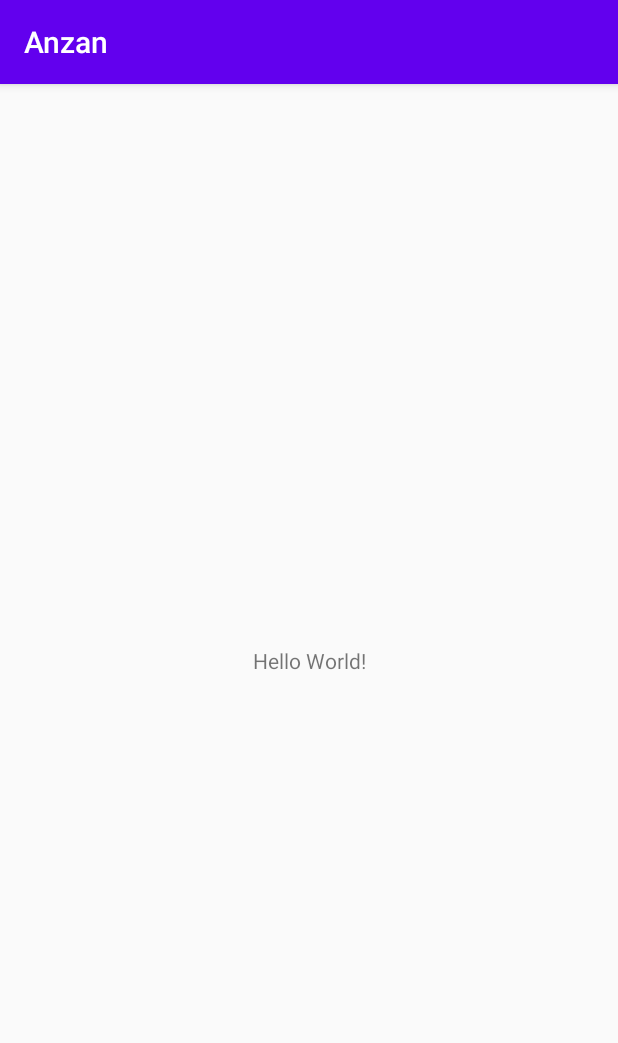
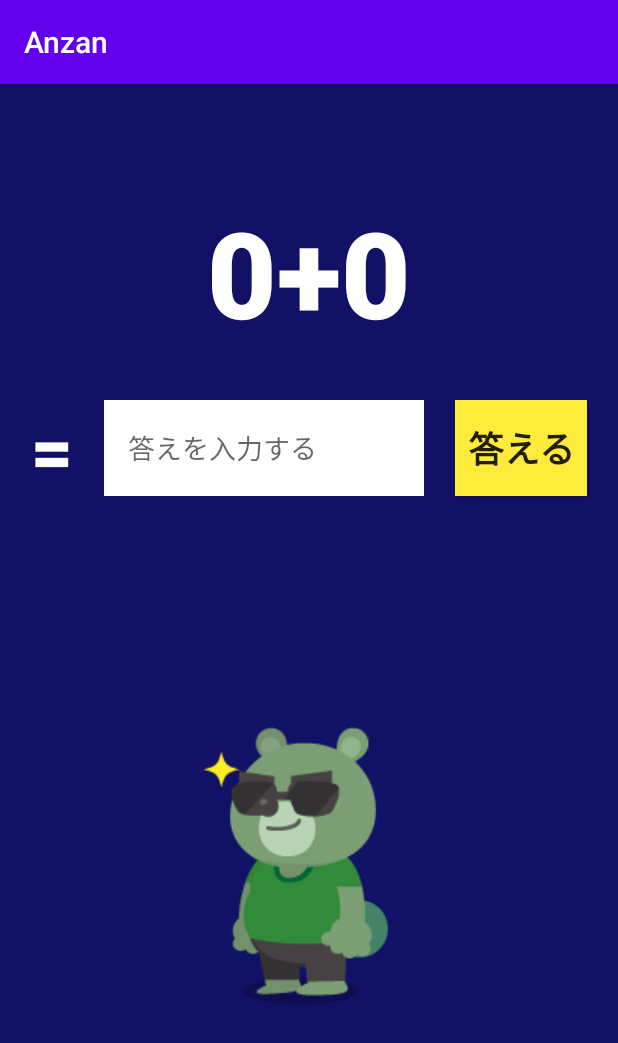
Before and after one commit to Aogon/Anzan, an Android app: the screen it shows after launch (MainActivity), on a phone screen of 412 x 824 dp. Shown: the top 1043 px of the screen. Run offline under Robolectric (Android 15) with nearby library versions, the phone set to English and light mode, and no system bars.

Commit message:
add layout

```diff
--- a/app/src/main/res/layout/activity_main.xml
+++ b/app/src/main/res/layout/activity_main.xml
@@ -4,15 +4,101 @@
     xmlns:tools="http://schemas.android.com/tools"
     android:layout_width="match_parent"
     android:layout_height="match_parent"
+    android:background="#111166"
     tools:context=".MainActivity">
 
     <TextView
+        android:id="@+id/number2Text"
         android:layout_width="wrap_content"
         android:layout_height="wrap_content"
-        android:text="Hello World!"
-        app:layout_constraintBottom_toBottomOf="parent"
-        app:layout_constraintLeft_toLeftOf="parent"
-        app:layout_constraintRight_toRightOf="parent"
+        android:layout_marginTop="72dp"
+        android:fontFamily="sans-serif-black"
+        android:text="0"
+        android:textColor="#FFFFFF"
+        android:textSize="80sp"
+        app:layout_constraintEnd_toEndOf="parent"
+        app:layout_constraintStart_toEndOf="@id/signText"
         app:layout_constraintTop_toTopOf="parent" />
 
+    <TextView
+        android:id="@+id/signText"
+        android:layout_width="wrap_content"
+        android:layout_height="wrap_content"
+        android:layout_marginTop="72dp"
+        android:fontFamily="sans-serif-black"
+        android:text="+"
+        android:textColor="#FFFFFF"
+        android:textSize="80sp"
+        app:layout_constraintEnd_toStartOf="@+id/number2Text"
+        app:layout_constraintStart_toEndOf="@+id/number1Text"
+        app:layout_constraintTop_toTopOf="parent" />
+
+    <TextView
+        android:id="@+id/number1Text"
+        android:layout_width="wrap_content"
+        android:layout_height="wrap_content"
+        android:layout_marginTop="72dp"
+        android:fontFamily="sans-serif-black"
+        android:text="0"
+        android:textColor="#FFFFFF"
+        android:textSize="80sp"
+        app:layout_constraintEnd_toStartOf="@+id/signText"
+        app:layout_constraintHorizontal_chainStyle="packed"
+        app:layout_constraintStart_toStartOf="parent"
+        app:layout_constraintTop_toTopOf="parent" />
+
+    <TextView
+        android:id="@+id/equalText"
+        android:layout_width="wrap_content"
+        android:layout_height="wrap_content"
+        android:layout_marginStart="16dp"
+        android:layout_marginTop="32dp"
+        android:fontFamily="sans-serif-black"
+        android:text="="
+        android:textColor="#FFFFFF"
+        android:textSize="48sp"
+        app:layout_constraintEnd_toStartOf="@id/inputText"
+        app:layout_constraintStart_toStartOf="parent"
+        app:layout_constraintTop_toBottomOf="@id/number1Text" />
+
+    <EditText
+        android:id="@+id/inputText"
+        android:layout_width="wrap_content"
+        android:layout_height="64dp"
+        android:layout_marginStart="16dp"
+        android:layout_marginTop="32dp"
+        android:layout_marginEnd="16dp"
+        android:background="#FFFFFF"
+        android:ems="10"
+        android:hint="答えを入力する"
+        android:inputType="numberSigned"
+        android:paddingStart="16dp"
+        app:layout_constraintEnd_toStartOf="@id/checkButton"
+        app:layout_constraintStart_toEndOf="@+id/equalText"
+        app:layout_constraintTop_toBottomOf="@+id/signText" />
+
+    <Button
+        android:id="@+id/checkButton"
+        android:layout_width="wrap_content"
+        android:layout_height="64dp"
+        android:layout_marginTop="32dp"
+        android:layout_marginEnd="16dp"
+        android:background="#FFEB3B"
+        android:fontFamily="sans-serif-black"
+        android:text="答える"
+        android:textSize="24sp"
+        app:layout_constraintEnd_toEndOf="parent"
+        app:layout_constraintStart_toEndOf="@+id/inputText"
+        app:layout_constraintTop_toBottomOf="@+id/number2Text" />
+
+    <ImageView
+        android:id="@+id/randyImage"
+        android:layout_width="wrap_content"
+        android:layout_height="wrap_content"
+        android:adjustViewBounds="false"
+        app:layout_constraintBottom_toBottomOf="parent"
+        app:layout_constraintEnd_toEndOf="parent"
+        app:layout_constraintStart_toStartOf="parent"
+        app:layout_constraintTop_toBottomOf="@+id/inputText"
+        app:srcCompat="@drawable/randy_normal_image" />
 </androidx.constraintlayout.widget.ConstraintLayout>
```
Also changed, not shown: app/src/main/res/drawable/correct_image.png (added), app/src/main/res/drawable/miss_image.png (added), app/src/main/res/drawable/randy_happy_image.png (added), app/src/main/res/drawable/randy_normal_image.png (added), app/src/main/res/drawable/randy_sad_image.png (added).
